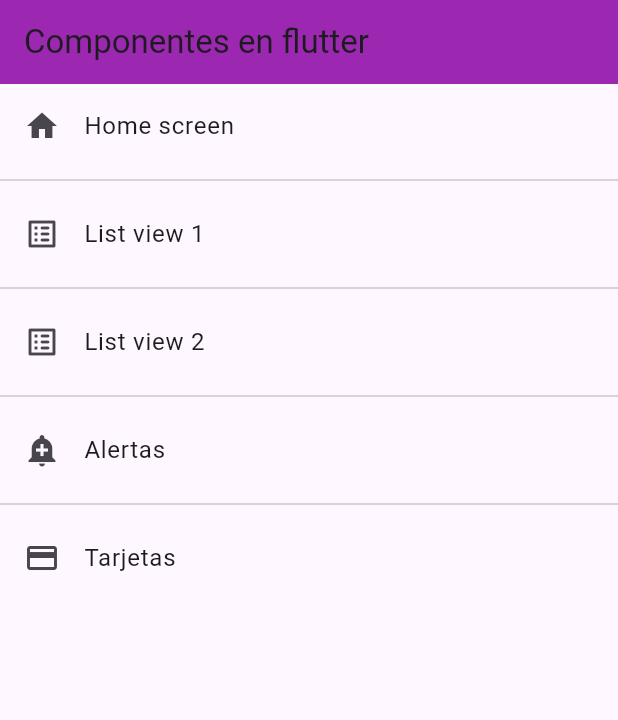
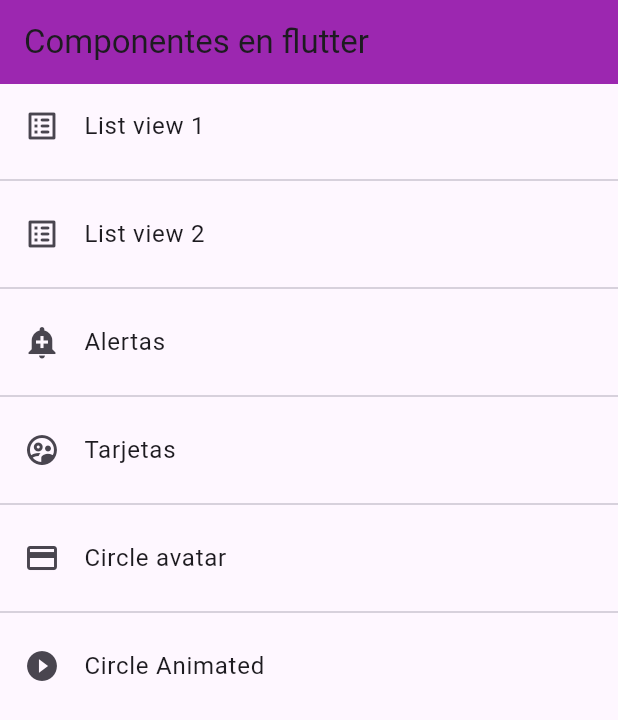
Before and after one commit to x4leqxinn/components-flutter, a Flutter app: the screen it shows after launch, on a phone screen of 412 x 824 dp. Shown: the top 720 px of the screen. Run offline on Flutter 3.47's test engine with Material 3 defaults, Android fonts, the phone set to English and light mode, and no system bars.

Commit message:
add(lib): animated container

```diff
--- a/lib/router/app_routes.dart
+++ b/lib/router/app_routes.dart
@@ -6,12 +6,6 @@ class AppRoutes {
   static const initialRoute = 'home';
 
   static final menuOptions = <MenuOption>[
-    // TODO: borrar home
-    MenuOption(
-        route: 'home',
-        name: 'Home screen',
-        screen: const HomeScreen(),
-        icon: Icons.home),
     MenuOption(
         route: 'listview1',
         name: 'List view 1',
@@ -31,16 +25,29 @@ class AppRoutes {
         route: 'card',
         name: 'Tarjetas',
         screen: const CardScreen(),
+        icon: Icons.supervised_user_circle_outlined),
+    MenuOption(
+        route: 'avatar',
+        name: 'Circle avatar',
+        screen: const AvatarScreen(),
         icon: Icons.credit_card),
+    MenuOption(
+        route: 'animated',
+        name: 'Circle Animated',
+        screen: const AnimatedScreen(),
+        icon: Icons.play_circle_fill_outlined),
   ];
 
   static Map<String, Widget Function(BuildContext)> getAppRoutes() {
     Map<String, Widget Function(BuildContext)> appRoutes = {};
+    appRoutes.addAll({'home': (BuildContext context) => const HomeScreen()});
+
     for (final option in menuOptions) {
       appRoutes.addAll({option.route: (BuildContext context) => option.screen});
     }
     return appRoutes;
   }
+
   static Route<dynamic> onGenerateRoute(RouteSettings settings) {
     // Rutas dinamicas
     return MaterialPageRoute(builder: (context) => const AlertScreen());
--- a/lib/screens/screens.dart
+++ b/lib/screens/screens.dart
@@ -1,3 +1,5 @@
+export 'package:fl_components/screens/animated_screen.dart';
+export 'package:fl_components/screens/avatar_screen.dart';
 export 'package:fl_components/screens/alert_screen.dart';
 export 'package:fl_components/screens/card_screen.dart';
 export 'package:fl_components/screens/home_screen.dart';
```
Also changed, not shown: lib/screens/animated_screen.dart (added, +52 -0 lines), lib/screens/avatar_screen.dart (added, +30 -0 lines).
